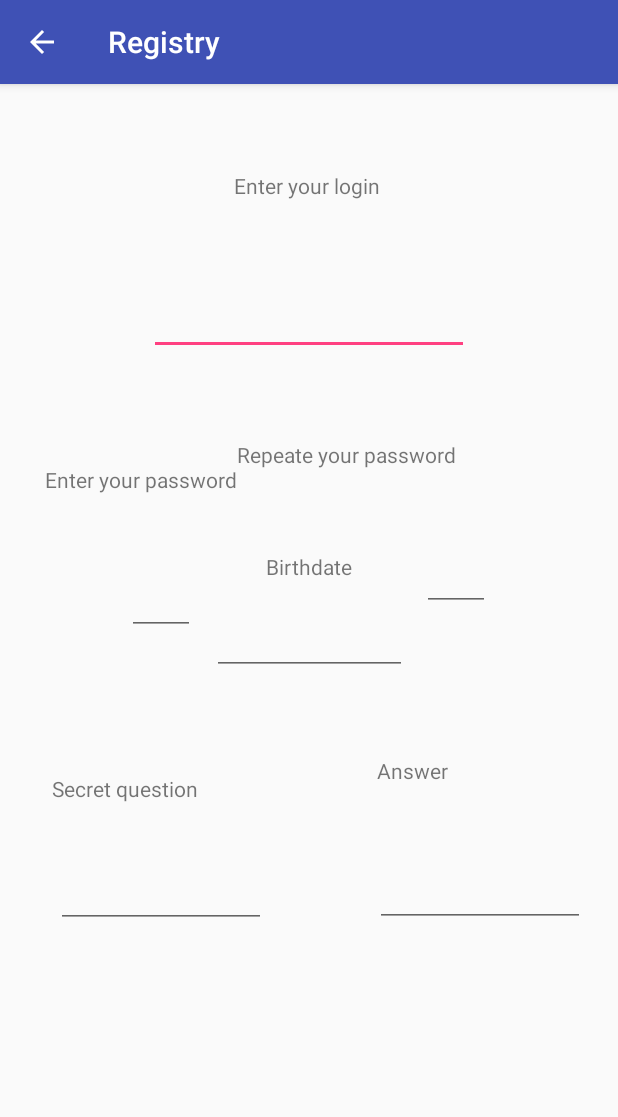
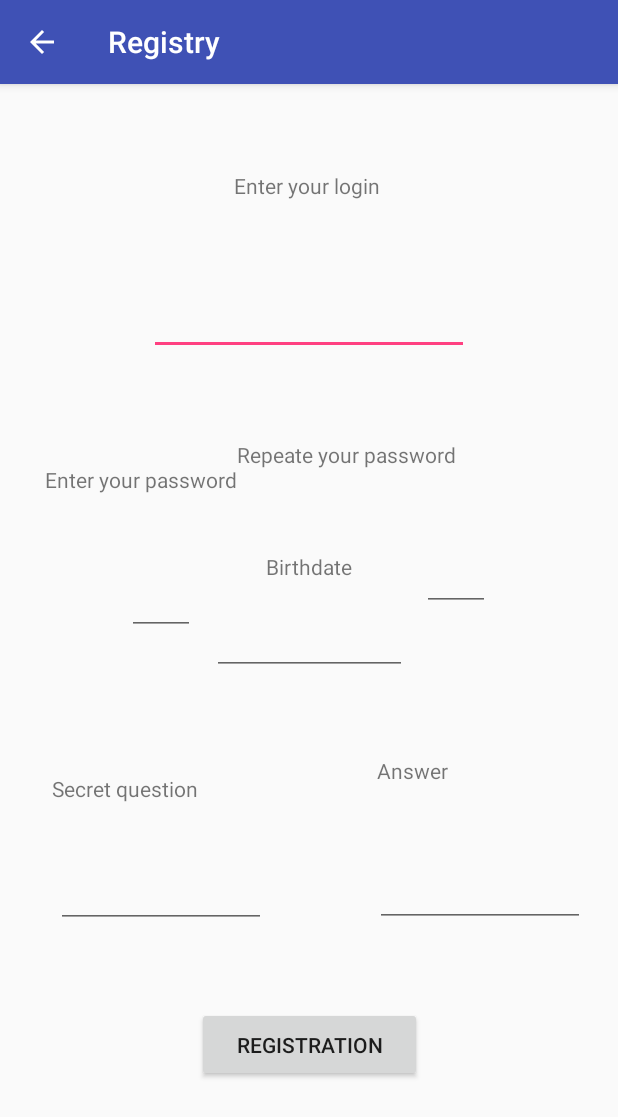
Before and after one commit to chornonoh-vova/NagraBankProject, an Android app: the RegistryActivity screen opened directly, with no data from a screen before it, on a phone screen of 412 x 824 dp. Shown: the top 1117 px of the screen. Run offline under Robolectric (Android 15) with nearby library versions, the phone set to English and light mode, and no system bars.

Commit message:
fdsvf
faefre

```diff
--- a/AndroidClient/app/src/main/java/com/wiev/androidclient/RegistryActivity.java
+++ b/AndroidClient/app/src/main/java/com/wiev/androidclient/RegistryActivity.java
@@ -3,12 +3,14 @@ package com.wiev.androidclient;
 import android.os.Bundle;
 import android.support.annotation.Nullable;
 import android.support.v7.app.AppCompatActivity;
+import android.view.View;
+import android.widget.Button;
+import android.widget.EditText;
 
-/**
- * Created by Марина on 01.11.2017.
- */
 
 public class RegistryActivity extends AppCompatActivity{
+    private Button registration = null;
+
     @Override
     protected void onCreate(@Nullable Bundle savedInstanceState) {
         super.onCreate(savedInstanceState);
--- a/AndroidClient/app/src/main/res/layout/activity_registry.xml
+++ b/AndroidClient/app/src/main/res/layout/activity_registry.xml
@@ -170,4 +170,16 @@
         app:layout_constraintEnd_toEndOf="parent"
         app:layout_constraintStart_toEndOf="@+id/question" />
 
+    <Button
+        android:id="@+id/registration"
+        android:layout_width="150dp"
+        android:layout_height="50dp"
+        android:layout_marginBottom="104dp"
+        android:layout_marginTop="54dp"
+        android:text="registration"
+        app:layout_constraintBottom_toBottomOf="parent"
+        app:layout_constraintLeft_toLeftOf="parent"
+        app:layout_constraintRight_toRightOf="parent"
+        app:layout_constraintTop_toBottomOf="@+id/question" />
+
 </android.support.constraint.ConstraintLayout>
```
